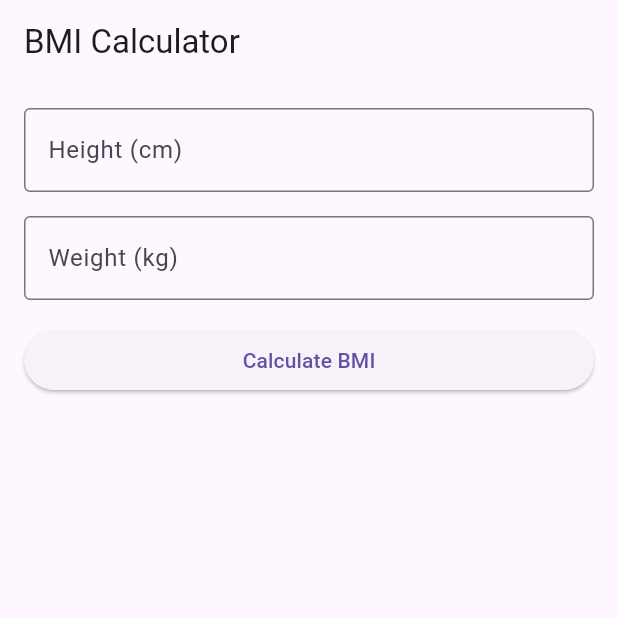
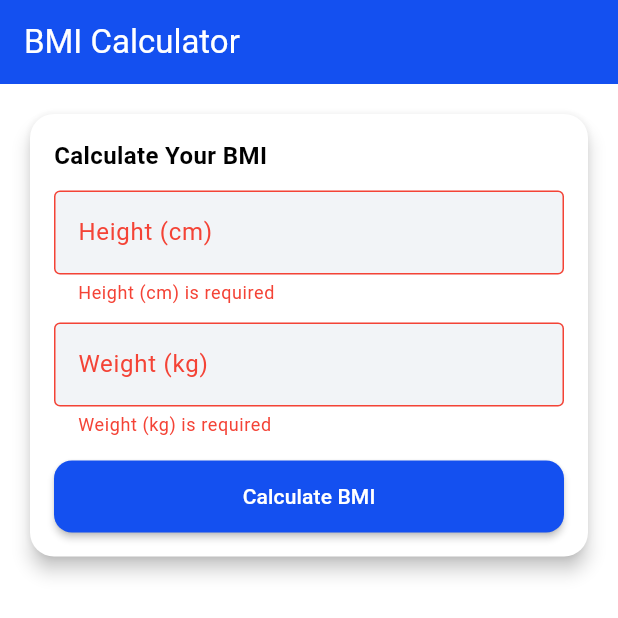
Before and after one commit to Kair1NG/FitMetricsApp, a Flutter app: the screen it shows after launch, after a tap on "Calculate BMI", on a phone screen of 412 x 824 dp, the top half of it. Run offline on Flutter 3.47's test engine with Material 3 defaults, Android fonts, the phone set to English and light mode, and no system bars.

Commit message:
Finished BMI Calculator with MD3, updated UI colors/shadows etc...

```diff
--- a/fit_metrics/lib/main.dart
+++ b/fit_metrics/lib/main.dart
@@ -13,7 +13,25 @@ class MyApp extends StatelessWidget {
     return MaterialApp(
       debugShowCheckedModeBanner: false,
       title: 'BMI Calculator',
-      theme: ThemeData(primarySwatch: Colors.blue),
+      theme: ThemeData(
+        useMaterial3: true,
+        colorScheme: const ColorScheme(
+          brightness: Brightness.light,
+          primary: Color.fromARGB(255, 20, 80, 240), // AppBar & primary buttons
+          onPrimary: Colors.white, // Text/icons on primary
+          secondary: Color.fromARGB(255, 20, 80, 240),
+          onSecondary: Colors.white,
+          error: Colors.red,
+          onError: Colors.white,
+          surface: Colors.white, // Cards & containers
+          onSurface: Colors.black, // Text/icons on surface
+        ),
+        inputDecorationTheme: const InputDecorationTheme(
+          border: OutlineInputBorder(),
+          filled: true,
+          fillColor: Color(0xFFF2F4F7), // Light gray background for inputs
+        ),
+      ),
       home: const BMICalculatorScreen(),
     );
   }
--- a/fit_metrics/lib/models/bmi_calculator.dart
+++ b/fit_metrics/lib/models/bmi_calculator.dart
@@ -2,22 +2,29 @@ class BMICalculator {
   final double bmi;
   final String category;
 
-  BMICalculator._(this.bmi, this.category);
+  const BMICalculator._(this.bmi, this.category);
 
-  static BMICalculator calculate(double heightCm, double weightKg) {
-    final bmi = weightKg / ((heightCm / 100) * (heightCm / 100));
+  static BMICalculator calculate({
+    required double heightCm,
+    required double weightKg,
+  }) {
+    final meters = heightCm / 100.0; // Convert cm to meters
+    final bmi = weightKg / (meters * meters); // BMI formula
+
     String category;
 
+    // Determine BMI category
     if (bmi < 18.5) {
-      category = "Underweight";
-    } else if (bmi < 24.9) {
-      category = "Normal weight";
-    } else if (bmi < 29.9) {
-      category = "Overweight";
+      category = 'Underweight';
+    } else if (bmi < 25) {
+      category = 'Normal weight';
+    } else if (bmi < 30) {
+      category = 'Overweight';
     } else {
-      category = "Obese";
+      category = 'Obese';
     }
 
+    // Return an instance using private constructor
     return BMICalculator._(bmi, category);
   }
 }
--- a/fit_metrics/lib/screens/bmi_calculator_screen.dart
+++ b/fit_metrics/lib/screens/bmi_calculator_screen.dart
@@ -1,4 +1,5 @@
 import 'package:flutter/material.dart';
+import 'package:flutter/services.dart';
 import '../models/bmi_calculator.dart';
 import '../widgets/bmi_result_box.dart';
 
@@ -6,64 +7,145 @@ class BMICalculatorScreen extends StatefulWidget {
   const BMICalculatorScreen({super.key});
 
   @override
-  _BMICalculatorScreenState createState() => _BMICalculatorScreenState();
+  State<BMICalculatorScreen> createState() => _BMICalculatorScreenState();
 }
 
 class _BMICalculatorScreenState extends State<BMICalculatorScreen> {
+  final _formKey = GlobalKey<FormState>();
   final _heightController = TextEditingController();
   final _weightController = TextEditingController();
 
-  double? _bmiResult;
-  String _bmiCategory = "";
+  double? _bmi;
+  String? _category;
 
-  void _calculateBMI() {
-    final height = double.tryParse(_heightController.text) ?? 0;
-    final weight = double.tryParse(_weightController.text) ?? 0;
+  @override
+  void dispose() {
+    _heightController.dispose();
+    _weightController.dispose();
+    super.dispose();
+  }
 
-    if (height > 0 && weight > 0) {
-      final bmiData = BMICalculator.calculate(height, weight);
+  // Validate number input for height and weight
+  String? _numberValidator(String? value, {required String label}) {
+    if (value == null || value.trim().isEmpty) {
+      return '$label is required';
+    }
+    final parsed = double.tryParse(value);
+    if (parsed == null) {
+      return 'Enter a valid number';
+    }
+    if (parsed <= 0) {
+      return '$label must be > 0';
+    }
+    if (label == 'Height (cm)' && parsed > 300) {
+      return 'Please check your height';
+    }
+    if (label == 'Weight (kg)' && parsed > 500) {
+      return 'Please check your weight';
+    }
+    return null;
+  }
+
+  void _calculate() {
+    FocusScope.of(context).unfocus(); // Close keyboard
+    if (!_formKey.currentState!.validate()) return; // Stop if invalid
+
+    final h = double.parse(_heightController.text.trim());
+    final w = double.parse(_weightController.text.trim());
+    final result = BMICalculator.calculate(heightCm: h, weightKg: w);
+
     setState(() {
-        _bmiResult = bmiData.bmi;
-        _bmiCategory = bmiData.category;
+      _bmi = result.bmi;
+      _category = result.category;
     });
-    }
   }
 
   @override
   Widget build(BuildContext context) {
+    final cs = Theme.of(context).colorScheme; // Shortcut for color scheme
+
     return Scaffold(
-      appBar: AppBar(title: const Text('BMI Calculator')),
-      body: Padding(
-        padding: const EdgeInsets.all(16.0),
-        child: SingleChildScrollView(
+      appBar: AppBar(
+        title: const Text('BMI Calculator'),
+        backgroundColor: cs.primary,
+        foregroundColor: cs.onPrimary,
+      ),
+      body: SingleChildScrollView(
+        padding: const EdgeInsets.all(16),
         child: Column(
-            crossAxisAlignment: CrossAxisAlignment.stretch,
           children: [
-              TextField(
-                controller: _heightController,
-                keyboardType: TextInputType.number,
-                decoration: const InputDecoration(
-                  labelText: 'Height (cm)',
-                  border: OutlineInputBorder(),
+            // Card: Input section
+            Card(
+              elevation: 5, // Shadow depth
+              shape: RoundedRectangleBorder(
+                borderRadius: BorderRadius.circular(16), // Rounded corners
+              ),
+              child: Padding(
+                padding: const EdgeInsets.all(16),
+                child: Form(
+                  key: _formKey,
+                  child: Column(
+                    crossAxisAlignment:
+                        CrossAxisAlignment.stretch, // Stretch width
+                    children: [
+                      const Text(
+                        'Calculate Your BMI',
+                        style: TextStyle(
+                          fontSize: 16,
+                          fontWeight: FontWeight.w600, // Font weight
                         ),
                       ),
-              const SizedBox(height: 16),
-              TextField(
+                      const SizedBox(height: 12), // Space
+                      TextFormField(
+                        controller: _heightController,
+                        keyboardType: TextInputType.number, // Numeric keyboard
+                        inputFormatters: [
+                          FilteringTextInputFormatter.allow(RegExp(r'[0-9.]')),
+                        ],
+                        decoration: const InputDecoration(
+                          labelText: 'Height (cm)', // Label above input
+                        ),
+                        validator: (v) =>
+                            _numberValidator(v, label: 'Height (cm)'),
+                      ),
+                      const SizedBox(height: 12),
+                      TextFormField(
                         controller: _weightController,
                         keyboardType: TextInputType.number,
+                        inputFormatters: [
+                          FilteringTextInputFormatter.allow(RegExp(r'[0-9.]')),
+                        ],
                         decoration: const InputDecoration(
                           labelText: 'Weight (kg)',
-                  border: OutlineInputBorder(),
+                        ),
+                        validator: (v) =>
+                            _numberValidator(v, label: 'Weight (kg)'),
+                      ),
+                      const SizedBox(height: 16),
+                      SizedBox(
+                        height: 48, // Button height
+                        child: ElevatedButton(
+                          onPressed: _calculate,
+                          style: ElevatedButton.styleFrom(
+                            backgroundColor: cs.primary,
+                            foregroundColor: cs.onPrimary,
+                            shape: RoundedRectangleBorder(
+                              borderRadius: BorderRadius.circular(12),
+                            ),
+                            elevation: 2,
+                          ),
+                          child: const Text('Calculate BMI'),
                         ),
                       ),
-              const SizedBox(height: 16),
-              ElevatedButton(
-                onPressed: _calculateBMI,
-                child: const Text('Calculate BMI'),
-              ),
-              BMICalculatorResultBox(bmi: _bmiResult, category: _bmiCategory),
                     ],
                   ),
+                ),
+              ),
+            ),
+
+            const SizedBox(height: 16),
+            BMICalculatorResultBox(bmi: _bmi, category: _category),
+          ],
         ),
       ),
     );
--- a/fit_metrics/lib/widgets/bmi_result_box.dart
+++ b/fit_metrics/lib/widgets/bmi_result_box.dart
@@ -2,47 +2,127 @@ import 'package:flutter/material.dart';
 
 class BMICalculatorResultBox extends StatelessWidget {
   final double? bmi;
-  final String category;
+  final String? category;
 
-  const BMICalculatorResultBox({super.key, this.bmi, this.category = ""});
+  const BMICalculatorResultBox({
+    super.key,
+    required this.bmi,
+    required this.category,
+  });
+
+  // Returns color based on BMI category
+  Color _categoryColor(String? c, ColorScheme cs) {
+    switch (c) {
+      case 'Underweight':
+        return Colors.blue;
+      case 'Normal weight':
+        return Colors.green;
+      case 'Overweight':
+        return Colors.orange;
+      case 'Obese':
+        return Colors.red;
+      default:
+        return cs.onSurfaceVariant;
+    }
+  }
 
   @override
   Widget build(BuildContext context) {
-    if (bmi == null) return const SizedBox();
+    final cs = Theme.of(context).colorScheme; // Shortcut for color scheme
 
-    return Column(
-      mainAxisAlignment: MainAxisAlignment.center,
-      crossAxisAlignment: CrossAxisAlignment.center,
-      children: [
-        const SizedBox(height: 20),
-        const Center(child: Text("==============================")),
-        const Center(child: Text(" Your BMI Result ")),
-        const Center(child: Text("==============================")),
-        const SizedBox(height: 10),
-        Text(
-          bmi!.toStringAsFixed(1),
-          textAlign: TextAlign.center,
-          style: const TextStyle(fontSize: 36, fontWeight: FontWeight.bold),
+    if (bmi == null || category == null) {
+      return const SizedBox.shrink(); // Hide if not calculated
+    }
+
+    final catColor = _categoryColor(category, cs);
+
+    // Reusable row for each legend category
+    Widget legendRow(String label, String range, Color bg, Color fg) {
+      return Container(
+        padding: const EdgeInsets.symmetric(horizontal: 12, vertical: 10),
+        decoration: BoxDecoration(
+          color: bg,
+          borderRadius: BorderRadius.circular(8),
         ),
-        Text(
-          category,
-          textAlign: TextAlign.center,
-          style: const TextStyle(fontSize: 24, fontWeight: FontWeight.w500),
+        child: Row(
+          children: [
+            Expanded(
+              child: Text(label, style: TextStyle(color: fg)),
+            ), // Take remaining width
+            Text(
+              range,
+              style: TextStyle(fontWeight: FontWeight.w600, color: fg),
+            ),
+          ],
         ),
-        const Center(child: Text("==============================")),
-        const SizedBox(height: 20),
-        const Text(
-          "BMI Classification Chart:",
-          textAlign: TextAlign.center,
-          style: TextStyle(fontWeight: FontWeight.bold),
+      );
+    }
+
+    return Card(
+      elevation: 5,
+      shape: RoundedRectangleBorder(borderRadius: BorderRadius.circular(16)),
+      child: Padding(
+        padding: const EdgeInsets.all(16),
+        child: Column(
+          crossAxisAlignment: CrossAxisAlignment.stretch,
+          children: [
+            const Text(
+              'Your BMI Result',
+              style: TextStyle(fontSize: 16, fontWeight: FontWeight.w600),
+            ),
+            const SizedBox(height: 12),
+            Center(
+              child: Text(
+                bmi!.toStringAsFixed(1), // 1 decimal place
+                style: TextStyle(
+                  fontSize: 44,
+                  fontWeight: FontWeight.w800,
+                  color: catColor,
+                ),
+              ),
+            ),
+            Center(
+              child: Text(
+                category!,
+                style: TextStyle(
+                  fontSize: 18,
+                  fontWeight: FontWeight.w600,
+                  color: catColor,
+                ),
+              ),
+            ),
+            const SizedBox(height: 16),
+            // Legend rows with transparent backgrounds using withAlpha
+            legendRow(
+              'Underweight',
+              '< 18.5',
+              Colors.blue.withAlpha(20),
+              Colors.blue.shade700,
+            ),
+            const SizedBox(height: 8),
+            legendRow(
+              'Normal weight',
+              '18.5 - 24.9',
+              Colors.green.withAlpha(20),
+              Colors.green.shade700,
+            ),
+            const SizedBox(height: 8),
+            legendRow(
+              'Overweight',
+              '25 - 29.9',
+              Colors.orange.withAlpha(25),
+              Colors.orange.shade700,
+            ),
+            const SizedBox(height: 8),
+            legendRow(
+              'Obese',
+              '≥ 30',
+              Colors.red.withAlpha(25),
+              Colors.red.shade700,
+            ),
+          ],
         ),
-        const Center(child: Text("------------------------------")),
-        const Center(child: Text("🔵 Underweight : < 18.5")),
-        const Center(child: Text("🟢 Normal weight : 18.5 – 24.9")),
-        const Center(child: Text("🟠 Overweight : 25 – 29.9")),
-        const Center(child: Text("🔴 Obese : ≥ 30")),
-        const Center(child: Text("------------------------------")),
-      ],
+      ),
     );
   }
 }
```
Lines whose indentation alone changed are shown as unchanged.
